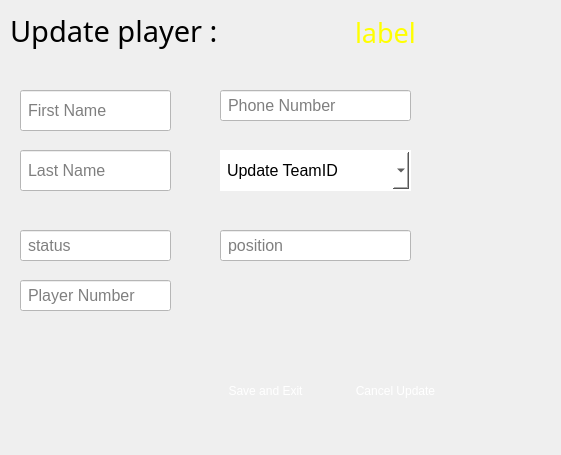
The window that playerupdateform.ui (Projetcpp-2A11/LeagueManagementStudio) describes before a commit, drawn with Qt 5.
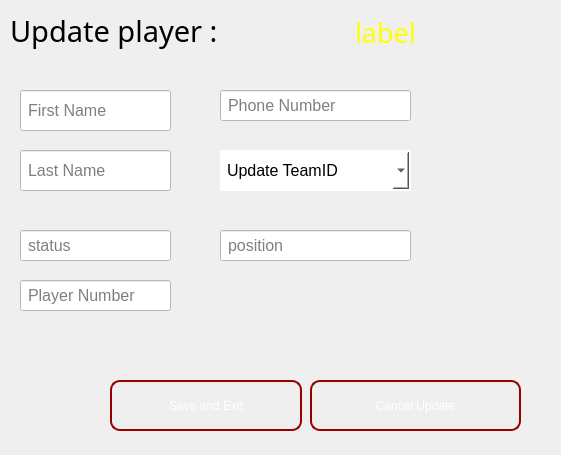
The same window after the commit. Icons and pictures are not drawn.

```diff
--- a/playerupdateform.ui
+++ b/playerupdateform.ui
@@ -276,29 +276,52 @@
    <widget class="QPushButton" name="save_exit">
     <property name="geometry">
      <rect>
-      <x>240</x>
-      <y>380</y>
-      <width>111</width>
-      <height>41</height>
+      <x>140</x>
+      <y>390</y>
+      <width>192</width>
+      <height>51</height>
      </rect>
     </property>
     <property name="styleSheet">
      <string notr="true">QPushButton {
-background-color:qlineargradient(spread:pad, 
-                            x1:0, y1:0, x2:1, y2:1, 
-                            stop:0 rgba(255, 0, 0, 255), 
-                            stop:0.41 rgba(195, 22, 58, 255), 
-                            stop:1 rgba(255, 117, 0, 255));;  ;  
-border-radius:10px;
-color:white;
+    background: qlineargradient(spread:pad, 
+                                x1:0, y1:0, x2:1, y2:1, 
+                                stop:0 rgba(255, 0, 0, 255), 
+                                stop:0.41 rgba(195, 22, 58, 255), 
+                                stop:1 rgba(255, 117, 0, 255));
+    color: white;
+    border: 2px solid #990000;
+    border-radius: 10px;
+    padding: 12px 24px;
+    font: bold 14pt &quot;Segoe UI&quot;;
+    min-width: 140px;
+    cursor: pointer;
+    transition: all 0.3s ease; /* Transition fluide */
 }
+
+/* Hover effect */
 QPushButton:hover {
-    background-color:qlineargradient(x1: 0.25, y1: 0, x2: 0.75, y2: 1, 
-                            stop: 0 rgba(0, 255, 254, 255),     
-                            stop: 0.26 rgba(38, 170, 196, 255), 
-                            stop: 0.67 rgba(89, 85, 131, 255),
-                            stop: 1 rgba(0, 238, 255, 255));  
-}</string>
+    background: qlineargradient(spread:pad, 
+                                x1:0.25, y1:0, x2:0.75, y2:1, 
+                                stop:0 rgba(0, 255, 254, 255),     
+                                stop:0.26 rgba(38, 170, 196, 255), 
+                                stop:0.67 rgba(89, 85, 131, 255),
+                                stop:1 rgba(0, 238, 255, 255));
+    border: 2px solid #ff0004; /* Border change on hover */
+    color: #ffffff;
+    font-weight: bold;
+}
+
+/* Pressed effect */
+QPushButton:pressed {
+    background-color: #cc0000;
+    border: 2px solid #990000;
+    color: white;
+    padding-left: 14px;
+    padding-top: 14px;
+    box-shadow: inset 0 0 10px rgba(0, 0, 0, 0.2); /* Shadow on press */
+}
+</string>
     </property>
     <property name="text">
      <string>Save and Exit</string>
@@ -307,29 +330,52 @@
    <widget class="QPushButton" name="cancel">
     <property name="geometry">
      <rect>
-      <x>370</x>
-      <y>380</y>
-      <width>111</width>
-      <height>41</height>
+      <x>340</x>
+      <y>390</y>
+      <width>211</width>
+      <height>51</height>
      </rect>
     </property>
     <property name="styleSheet">
      <string notr="true">QPushButton {
-background-color:qlineargradient(spread:pad, 
-                            x1:0, y1:0, x2:1, y2:1, 
-                            stop:0 rgba(255, 0, 0, 255), 
-                            stop:0.41 rgba(195, 22, 58, 255), 
-                            stop:1 rgba(255, 117, 0, 255));;  ;  
-border-radius:10px;
-color:white;
+    background: qlineargradient(spread:pad, 
+                                x1:0, y1:0, x2:1, y2:1, 
+                                stop:0 rgba(255, 0, 0, 255), 
+                                stop:0.41 rgba(195, 22, 58, 255), 
+                                stop:1 rgba(255, 117, 0, 255));
+    color: white;
+    border: 2px solid #990000;
+    border-radius: 10px;
+    padding: 12px 24px;
+    font: bold 14pt &quot;Segoe UI&quot;;
+    min-width: 140px;
+    cursor: pointer;
+    transition: all 0.3s ease; /* Transition fluide */
 }
+
+/* Hover effect */
 QPushButton:hover {
-    background-color:qlineargradient(x1: 0.25, y1: 0, x2: 0.75, y2: 1, 
-                            stop: 0 rgba(0, 255, 254, 255),     
-                            stop: 0.26 rgba(38, 170, 196, 255), 
-                            stop: 0.67 rgba(89, 85, 131, 255),
-                            stop: 1 rgba(0, 238, 255, 255));  
-}</string>
+    background: qlineargradient(spread:pad, 
+                                x1:0.25, y1:0, x2:0.75, y2:1, 
+                                stop:0 rgba(0, 255, 254, 255),     
+                                stop:0.26 rgba(38, 170, 196, 255), 
+                                stop:0.67 rgba(89, 85, 131, 255),
+                                stop:1 rgba(0, 238, 255, 255));
+    border: 2px solid #ff0004; /* Border change on hover */
+    color: #ffffff;
+    font-weight: bold;
+}
+
+/* Pressed effect */
+QPushButton:pressed {
+    background-color: #cc0000;
+    border: 2px solid #990000;
+    color: white;
+    padding-left: 14px;
+    padding-top: 14px;
+    box-shadow: inset 0 0 10px rgba(0, 0, 0, 0.2); /* Shadow on press */
+}
+</string>
     </property>
     <property name="text">
      <string>Cancel Update</string>
```
